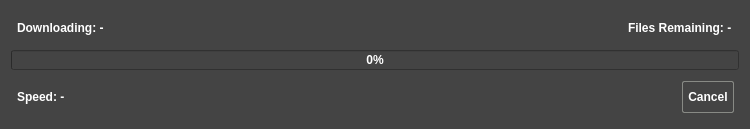
This is ApolloExplorerPC/dialogdownloadfile.ui in ronybeck/ApolloExplorer as Qt 5 draws it before an edit. The edited form follows.
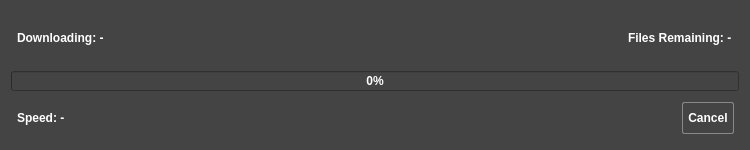
This is the edited form. Icons and pictures are not drawn.

```diff
--- a/ApolloExplorerPC/dialogdownloadfile.ui
+++ b/ApolloExplorerPC/dialogdownloadfile.ui
@@ -7,7 +7,7 @@
     <x>0</x>
     <y>0</y>
     <width>750</width>
-    <height>129</height>
+    <height>150</height>
    </rect>
   </property>
   <property name="sizePolicy">
@@ -19,13 +19,13 @@
   <property name="minimumSize">
    <size>
     <width>750</width>
-    <height>125</height>
+    <height>150</height>
    </size>
   </property>
   <property name="maximumSize">
    <size>
     <width>750</width>
-    <height>129</height>
+    <height>150</height>
    </size>
   </property>
   <property name="windowTitle">
@@ -137,6 +137,9 @@
    </item>
    <item>
     <layout class="QHBoxLayout" name="horizontalLayout_2">
+     <property name="spacing">
+      <number>0</number>
+     </property>
      <item>
       <widget class="QLabel" name="labelSpeed">
        <property name="text">
```
